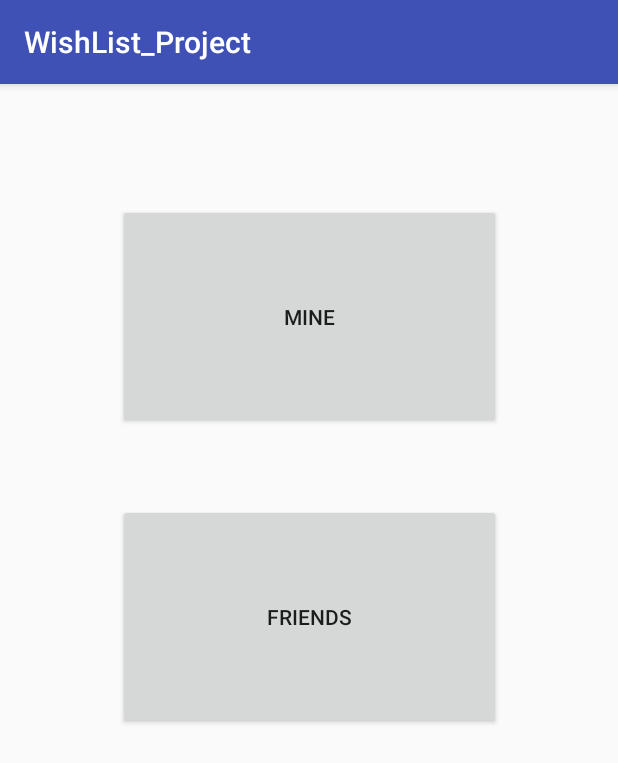
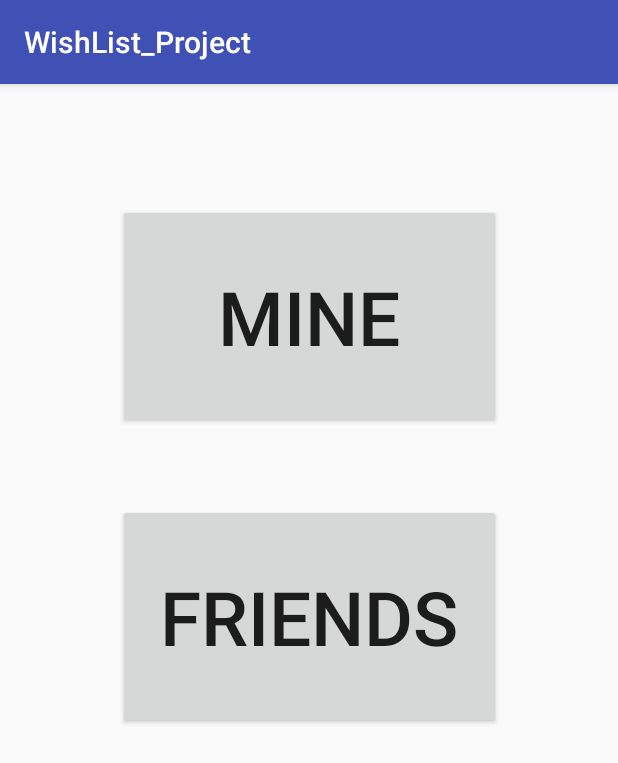
Before and after one commit to mikjo15/WishList_Project, an Android app: the screen it shows after launch (MenuScreen), on a phone screen of 412 x 824 dp. Shown: the top 763 px of the screen. Run offline under Robolectric (Android 15) with nearby library versions, the phone set to English and light mode, and no system bars.

```diff
--- a/app/src/main/res/layout/activity_menu_screen.xml
+++ b/app/src/main/res/layout/activity_menu_screen.xml
@@ -13,6 +13,7 @@
         android:layout_height="150dp"
         android:layout_marginTop="80dp"
         android:text="@string/mine_btn"
+        android:textSize="50dp"
         app:layout_constraintLeft_toLeftOf="parent"
         app:layout_constraintRight_toRightOf="parent"
         app:layout_constraintTop_toTopOf="parent" />
@@ -23,6 +24,7 @@
         android:layout_height="150dp"
         android:layout_marginTop="50dp"
         android:text="@string/friends_btn"
+        android:textSize="50dp"
         app:layout_constraintLeft_toLeftOf="parent"
         app:layout_constraintRight_toRightOf="parent"
         app:layout_constraintTop_toBottomOf="@+id/mine_btn" />
```
